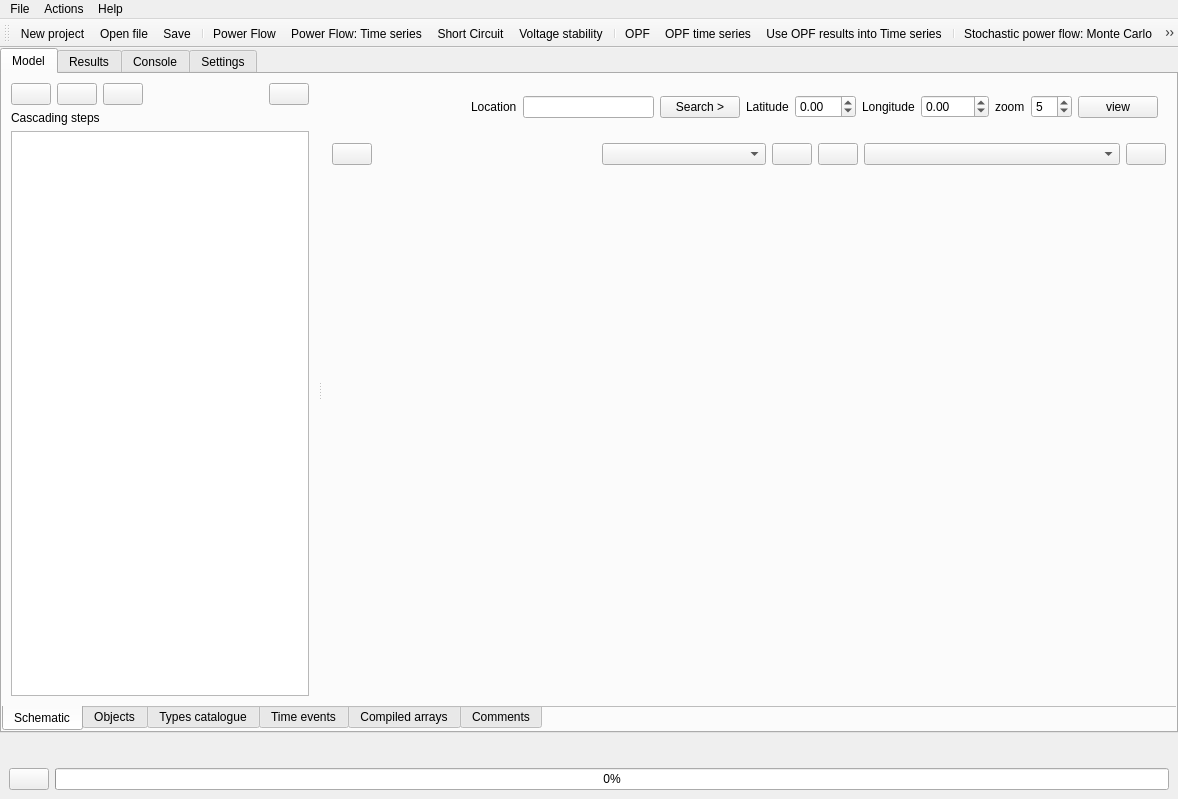
This is src/GridCal/Gui/Main/MainWindow.ui in SanPen/GridCal as Qt 5 draws it before an edit. The edited form follows.
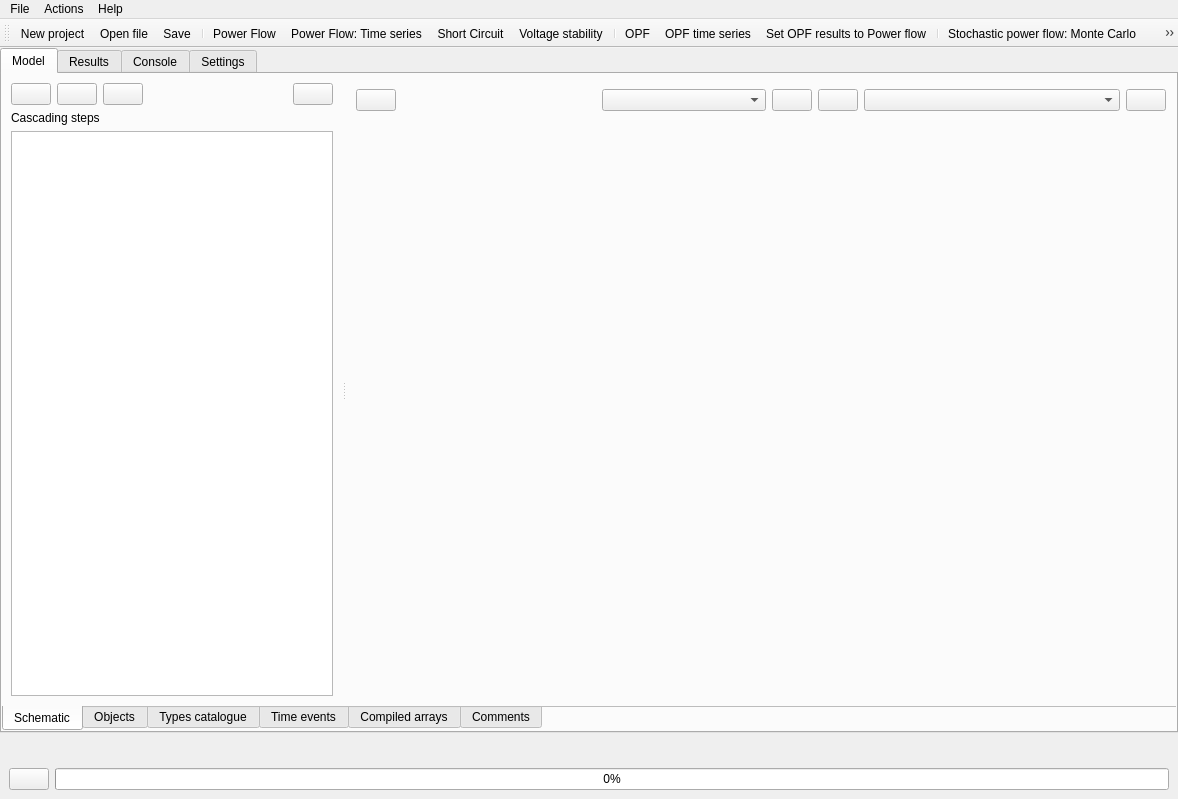
This is the edited form. Icons and pictures are not drawn.

```diff
--- a/src/GridCal/Gui/Main/MainWindow.ui
+++ b/src/GridCal/Gui/Main/MainWindow.ui
@@ -270,125 +270,6 @@
                 <enum>QFrame::Raised</enum>
                </property>
                <layout class="QVBoxLayout" name="verticalLayout_34">
-                <item>
-                 <widget class="QFrame" name="map_frame">
-                  <property name="maximumSize">
-                   <size>
-                    <width>16777215</width>
-                    <height>48</height>
-                   </size>
-                  </property>
-                  <property name="frameShape">
-                   <enum>QFrame::NoFrame</enum>
-                  </property>
-                  <property name="frameShadow">
-                   <enum>QFrame::Raised</enum>
-                  </property>
-                  <layout class="QHBoxLayout" name="horizontalLayout_6">
-                   <item>
-                    <spacer name="horizontalSpacer_8">
-                     <property name="orientation">
-                      <enum>Qt::Horizontal</enum>
-                     </property>
-                     <property name="sizeHint" stdset="0">
-                      <size>
-                       <width>40</width>
-                       <height>20</height>
-                      </size>
-                     </property>
-                    </spacer>
-                   </item>
-                   <item>
-                    <widget class="QLabel" name="label">
-                     <property name="text">
-                      <string>Location</string>
-                     </property>
-                    </widget>
-                   </item>
-                   <item>
-                    <widget class="QLineEdit" name="location_lineEdit"/>
-                   </item>
-                   <item>
-                    <widget class="QPushButton" name="location_search_pushButton">
-                     <property name="toolTip">
-                      <string>Search for the location's latitude and longitude.</string>
-                     </property>
-                     <property name="text">
-                      <string>Search &gt;</string>
-                     </property>
-                    </widget>
-                   </item>
-                   <item>
-                    <widget class="QLabel" name="label_37">
-                     <property name="text">
-                      <string>Latitude</string>
-                     </property>
-                    </widget>
-                   </item>
-                   <item>
-                    <widget class="QDoubleSpinBox" name="lat1_doubleSpinBox">
-                     <property name="minimum">
-                      <double>-86.000000000000000</double>
-                     </property>
-                     <property name="maximum">
-                      <double>86.000000000000000</double>
-                     </property>
-                    </widget>
-                   </item>
-                   <item>
-                    <widget class="QLabel" name="label_39">
-                     <property name="text">
-                      <string>Longitude</string>
-                     </property>
-                    </widget>
-                   </item>
-                   <item>
-                    <widget class="QDoubleSpinBox" name="lon1_doubleSpinBox">
-                     <property name="minimum">
-                      <double>-180.000000000000000</double>
-                     </property>
-                     <property name="maximum">
-                      <double>180.000000000000000</double>
-                     </property>
-                    </widget>
-                   </item>
-                   <item>
-                    <widget class="QLabel" name="label_41">
-                     <property name="text">
-                      <string>zoom</string>
-                     </property>
-                    </widget>
-                   </item>
-                   <item>
-                    <widget class="QSpinBox" name="zoom_spinBox">
-                     <property name="minimum">
-                      <number>1</number>
-                     </property>
-                     <property name="maximum">
-                      <number>14</number>
-                     </property>
-                     <property name="value">
-                      <number>5</number>
-                     </property>
-                    </widget>
-                   </item>
-                   <item>
-                    <widget class="QPushButton" name="view_map_pushButton">
-                     <property name="toolTip">
-                      <string>Render the map of the location.</string>
-                     </property>
-                     <property name="text">
-                      <string>view</string>
-                     </property>
-                     <property name="icon">
-                      <iconset resource="icons.qrc">
-                       <normaloff>:/Icons/icons/map.svg</normaloff>:/Icons/icons/map.svg</iconset>
-                     </property>
-                    </widget>
-                   </item>
-                  </layout>
-                 </widget>
-                </item>
                 <item>
                  <widget class="QFrame" name="grid_colouring_frame">
                   <property name="maximumSize">
@@ -4796,7 +4677,7 @@
    <addaction name="separator"/>
    <addaction name="actionOPF"/>
    <addaction name="actionOPF_time_series"/>
-   <addaction name="actionUse_OPF_in_TS"/>
+   <addaction name="actionOpf_to_Power_flow"/>
    <addaction name="separator"/>
    <addaction name="actionPower_flow_Stochastic"/>
    <addaction name="actionLatin_Hypercube_Sampling"/>
@@ -5248,21 +5129,6 @@
     <string>&lt;html&gt;&lt;head/&gt;&lt;body&gt;&lt;p&gt;Automatic rating of the branches.&lt;/p&gt;&lt;p&gt;Use the branches calculated power to establish a rate, if the branch rate is unknown. A factor is available in the settings.&lt;/p&gt;&lt;/body&gt;&lt;/html&gt;</string>
    </property>
   </action>
-  <action name="actionUse_OPF_in_TS">
-   <property name="checkable">
-    <bool>true</bool>
-   </property>
-   <property name="icon">
-    <iconset resource="icons.qrc">
-     <normaloff>:/Icons/icons/dcopf2ts.svg</normaloff>:/Icons/icons/dcopf2ts.svg</iconset>
-   </property>
-   <property name="text">
-    <string>Use OPF results into Time series</string>
-   </property>
-   <property name="toolTip">
-    <string>Use OPF results into Time series</string>
-   </property>
-  </action>
   <action name="actionShow_map">
    <property name="checkable">
     <bool>true</bool>
@@ -5440,6 +5306,21 @@
     <string>Reset console</string>
    </property>
   </action>
+  <action name="actionOpf_to_Power_flow">
+   <property name="checkable">
+    <bool>true</bool>
+   </property>
+   <property name="icon">
+    <iconset resource="icons.qrc">
+     <normaloff>:/Icons/icons/opf2pf.svg</normaloff>:/Icons/icons/opf2pf.svg</iconset>
+   </property>
+   <property name="text">
+    <string>Set OPF results to Power flow</string>
+   </property>
+   <property name="toolTip">
+    <string>Set the OPF resultsinto the power flow or time series simulations (non destructive)</string>
+   </property>
+  </action>
  </widget>
  <resources>
   <include location="icons.qrc"/>
```
Left out of the diff: 2 changed lines with no effect on the pictures.
